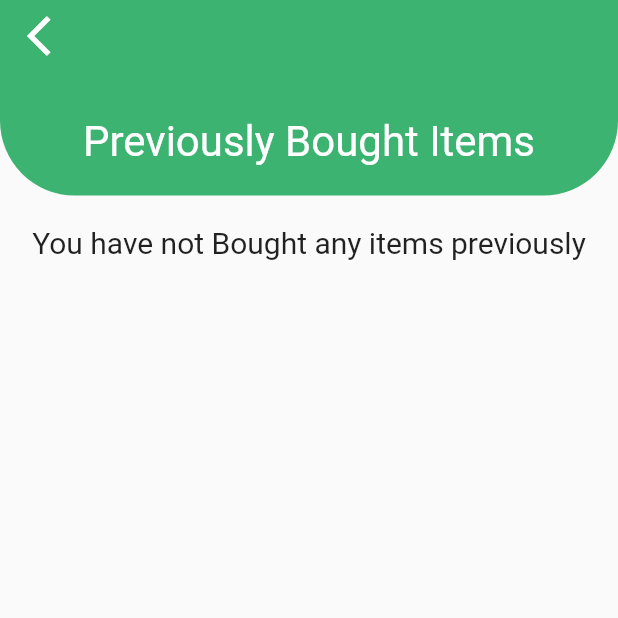
After one commit to LameCoder17/FarmaFriend, a Flutter app: the AlreadySold screen opened directly, on a phone screen of 412 x 824 dp, the top half of it. The commit adds this screen. Run offline on Flutter 3.47's test engine with Material 2 defaults, Android fonts, the phone set to English and light mode, and no system bars; our stand-ins replace firebase_database, google_sign_in; missing offline and left inert: flutter_mailer; accounts and stored records are empty.

Commit message:
Added mail option and sold option

```diff
--- /dev/null
+++ b/lib/alreadySold.dart
@@ -0,0 +1,137 @@
+import 'package:flutter/material.dart';
+import 'package:farmafriend/currentUserProfileData.dart';
+import 'package:firebase_database/firebase_database.dart';
+
+class AlreadySold extends StatefulWidget {
+
+  AlreadySold();
+  @override
+  AlreadySoldState createState() => AlreadySoldState();
+}
+
+class AlreadySoldState extends State<AlreadySold> {
+  final dbRefBuy = FirebaseDatabase.instance.reference().child("Inventory");
+  final GlobalKey<
+      ScaffoldState> _scaffoldKey = new GlobalKey< //Mainly for snackbar
+      ScaffoldState>();
+
+  @override
+  Widget build(BuildContext context) {
+    double heightScreen = MediaQuery //To find height of screen
+        .of(context)
+        .size
+        .height;
+    double widthScreen = MediaQuery //To find width of screen
+        .of(context)
+        .size
+        .width;
+
+    return Scaffold(
+      key: _scaffoldKey,
+      body: ListView(
+        children: <Widget>[
+          Container( // This is for the back button
+            color: Color(0xFF3CB371),
+            child: Row(
+              children: <Widget>[
+                Padding(
+                  padding: EdgeInsets.only(left: 10.00),
+                  child: IconButton(
+                    icon: Icon(Icons.arrow_back_ios),
+                    iconSize: 32,
+                    color: Colors.white,
+                    onPressed: () {
+                      Navigator.pop(context);
+                    },
+                  ),
+                )
+              ],
+            ),
+          ),
+          Container(
+              height: heightScreen * 0.1,
+              decoration: BoxDecoration(
+                  color: Color(0xFF3CB371),
+                  borderRadius: BorderRadius.only(
+                      bottomRight: Radius.circular(50.00),
+                      bottomLeft: Radius.circular(50.00)
+                  )
+              ),
+              child: Column(
+                children: <Widget>[
+                  Padding(
+                    padding: EdgeInsets.only(top: 30.00),
+                    child: Text(
+                      "Previously Bought Items",
+                      style: TextStyle(
+                          fontSize: 28.00,
+                          color: Colors.white
+                      ),
+                    ),
+                  )
+                ],
+              )
+          ),
+          Padding(
+            padding: EdgeInsets.only(top: 20.0, left: 20.0, right: 20.0),
+            child: FutureBuilder(
+              future: dbRefBuy.orderByChild("Seller").equalTo(currentUserData.UserName).once(),
+              builder: (context, AsyncSnapshot<DataSnapshot> snapshot){
+                if(snapshot.hasData){
+                  if(snapshot.data.value == null){
+                    return Container(
+                      height: heightScreen*0.3,
+                      width: widthScreen,
+                      child: Text("You have not Bought any items previously", style: TextStyle(fontSize: 20.00),textAlign: TextAlign.center,),
+                    );
+                  }
+                  Map<dynamic, dynamic> values = snapshot.data.value;  //Map of the data received
+                  List<dynamic> lists = [];
+                  values.forEach((x,y) {
+                    List<dynamic> temp = [];
+                    y.forEach((a,b){
+                      temp.add(b);
+                    });
+                    lists.add([x,temp]);
+                  });
+                  return new ListView.builder(
+                      shrinkWrap: true,
+                      itemCount: lists.length,
+                      physics: ScrollPhysics(),
+                      scrollDirection: Axis.vertical,
+                      itemBuilder: (BuildContext context, int index) {
+                        return Card(
+                          color: Color(0xFF3CB371),
+                          child: Column(
+                            crossAxisAlignment: CrossAxisAlignment.start,
+                            children: <Widget>[
+                              Padding(
+                                  padding: EdgeInsets.only(top: 10.0),
+                                  child: ListTile(
+                                    title: Text(lists[index][1][1] + "  " + lists[index][1][2], textScaleFactor: 1.1,style: TextStyle(color: Colors.white),),
+                                    subtitle: Text("Sold By ${lists[index][1][4]} at Rs ${lists[index][1][5]}", textScaleFactor: 1,style: TextStyle(color: Colors.white),),
+                                  )
+                              ),
+                            ],
+                          ),
+                        );
+                      });
+
+                }
+                else{
+                  return Container(  //If data still fetching, show circle progress bar
+                    height: heightScreen*0.2,
+                    width: widthScreen*0.4,
+                    child: CircularProgressIndicator(),
+                  );
+
+                }
+              },
+            ),
+          )
+        ],
+      ),
+
+    );
+  }
+}
--- a/lib/currentUserProfileData.dart
+++ b/lib/currentUserProfileData.dart
@@ -4,4 +4,5 @@ class currentUserData{
   static String UserName;
   static String city;
   static String address;
+  static String verified;
 }
--- a/lib/login.dart
+++ b/lib/login.dart
@@ -228,6 +228,7 @@ class _LoginScreenState extends State<LoginScreen> {
             currentUserData.UserName = i['Username'];
             currentUserData.city = i['City'];
             currentUserData.address = i['Address'];
+            currentUserData.verified = i['Verified'];
 
               Navigator.push(context, MaterialPageRoute(
                   builder: (BuildContext context){
--- a/lib/myProfile.dart
+++ b/lib/myProfile.dart
@@ -15,7 +15,6 @@ class myProfileState extends State<myProfile> {
   myProfileState();
   final dbRefUser = FirebaseDatabase.instance.reference().child("Users");
   TextEditingController control = TextEditingController();
-  String verify;
   final GlobalKey<
       ScaffoldState> _scaffoldKey = new GlobalKey< //Mainly for snackbar
       ScaffoldState>();
@@ -87,9 +86,6 @@ class myProfileState extends State<myProfile> {
                   Map<dynamic, dynamic> values = snapshot.data.value;  //Map of the data received
                   List<dynamic> lists = [];
                   values.forEach((x,y) {
-                    if(x == 'Verified'){
-                      verify = y;
-                    }
                     lists.add([x,y]);
                   });
                   return new ListView.builder(
@@ -185,7 +181,7 @@ class myProfileState extends State<myProfile> {
                               'Username' : currentUserData.UserName,
                               'Password' : currentUserData.Password,
                               'City' : currentUserData.city,
-                              'Verified' : verify,
+                              'Verified' : currentUserData.verified,
                               'Address' : currentUserData.address
                             }
                         );
--- a/lib/profile.dart
+++ b/lib/profile.dart
@@ -239,6 +239,7 @@ class _ProfileScreenState extends State<ProfileScreen> {
           currentUserData.Password = snapshot.value[account.displayName]['Password'];
           currentUserData.city = snapshot.value[account.displayName]['City'];
           currentUserData.address = snapshot.value[account.displayName]['Address'];
+          currentUserData.verified = snapshot.value[account.displayName]['Verified'];
         }
 
       });
--- a/pubspec.yaml
+++ b/pubspec.yaml
@@ -23,6 +23,7 @@ environment:
 dependencies:
   google_sign_in: ^4.0.2
   firebase_database: ^3.1.1
+  flutter_mailer: ^1.0.1
   flutter:
     sdk: flutter
 
```
Also changed, not shown: lib/buy.dart (+111 -5 lines), lib/sell.dart (+9 -2 lines), pubspec.lock.
